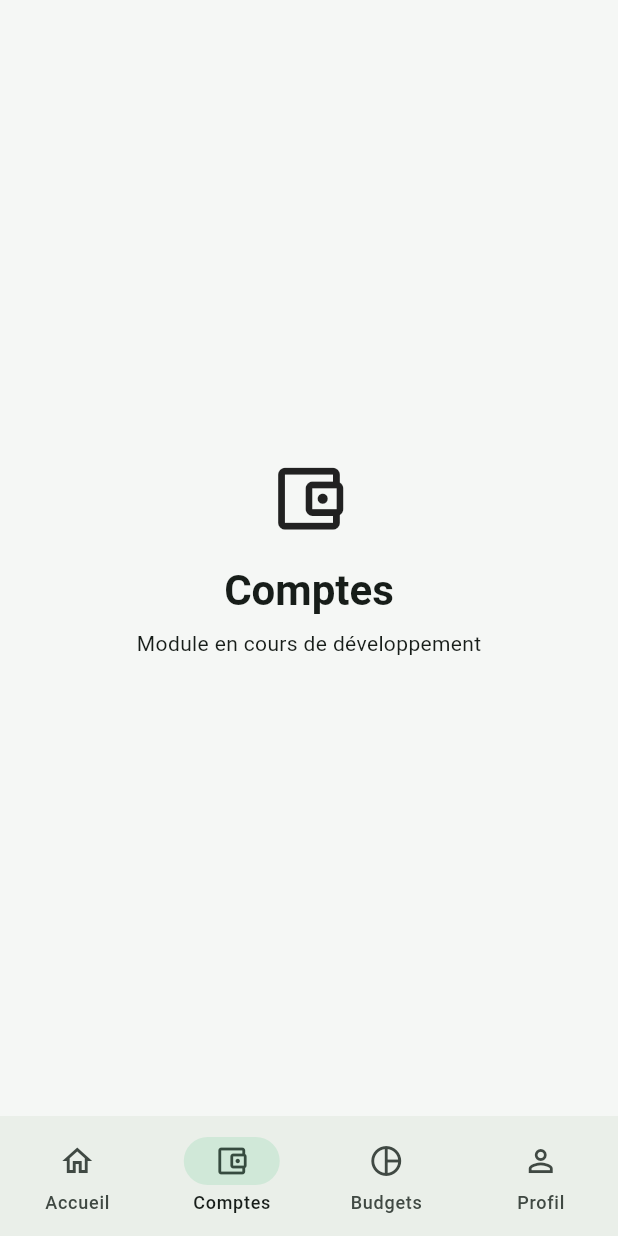
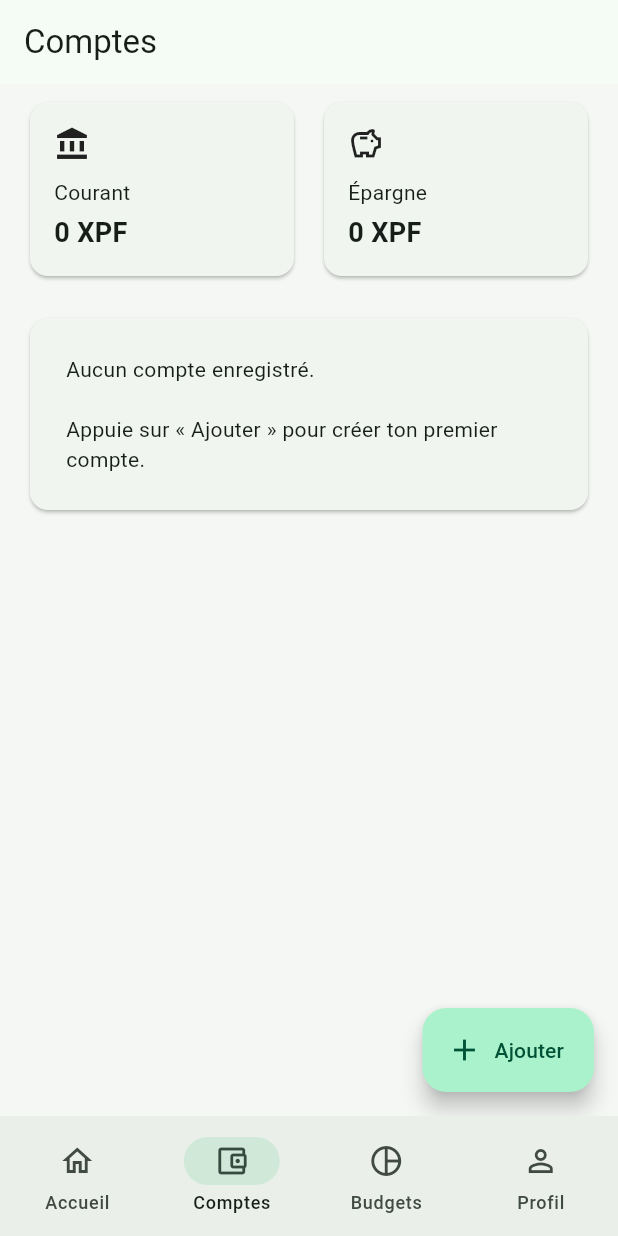
Before and after one commit to christophanbrumoere-sketch/gestionnaire-budget, a Flutter app: the screen it shows after launch, item 2 of the bottom bar chosen, on a phone screen of 412 x 824 dp. Run offline on Flutter 3.47's test engine with Material 3 defaults, Android fonts, the phone set to English and light mode, and no system bars; our stand-ins replace sqflite; accounts and stored records are empty.

Commit message:
V0.2 - Gestion des comptes et stockage SQLite

```diff
--- /dev/null
+++ b/lib/database/app_database.dart
@@ -0,0 +1,75 @@
+import 'package:path/path.dart';
+import 'package:sqflite/sqflite.dart';
+
+import '../models/compte.dart';
+
+class AppDatabase {
+  AppDatabase._();
+
+  static final AppDatabase instance = AppDatabase._();
+
+  static Database? _database;
+
+  Future<Database> get database async {
+    if (_database != null) {
+      return _database!;
+    }
+
+    _database = await _ouvrirDatabase();
+    return _database!;
+  }
+
+  Future<Database> _ouvrirDatabase() async {
+    final databasePath = await getDatabasesPath();
+    final path = join(databasePath, 'gestionnaire_budget.db');
+
+    return openDatabase(
+      path,
+      version: 1,
+      onCreate: (db, version) async {
+        await db.execute('''
+          CREATE TABLE comptes (
+            id INTEGER PRIMARY KEY AUTOINCREMENT,
+            nom TEXT NOT NULL,
+            type TEXT NOT NULL,
+            solde INTEGER NOT NULL
+          )
+        ''');
+      },
+    );
+  }
+
+  Future<int> ajouterCompte(Compte compte) async {
+    final db = await database;
+
+    final data = compte.toMap();
+    data.remove('id');
+
+    return db.insert('comptes', data);
+  }
+
+  Future<List<Compte>> obtenirComptes() async {
+    final db = await database;
+
+    final result = await db.query('comptes', orderBy: 'id DESC');
+
+    return result.map(Compte.fromMap).toList();
+  }
+
+  Future<int> modifierCompte(Compte compte) async {
+    final db = await database;
+
+    return db.update(
+      'comptes',
+      compte.toMap(),
+      where: 'id = ?',
+      whereArgs: [compte.id],
+    );
+  }
+
+  Future<int> supprimerCompte(int id) async {
+    final db = await database;
+
+    return db.delete('comptes', where: 'id = ?', whereArgs: [id]);
+  }
+}
--- a/lib/main.dart
+++ b/lib/main.dart
@@ -1,4 +1,5 @@
 import 'package:flutter/material.dart';
+import 'screens/comptes_page.dart';
 
 void main() {
   runApp(const GestionnaireBudgetApp());
@@ -34,7 +35,7 @@ class _MainPageState extends State<MainPage> {
 
   final List<Widget> _pages = const [
     AccueilPage(),
-    PageVide(titre: 'Comptes', icone: Icons.account_balance_wallet_outlined),
+    ComptesPage(),
     PageVide(titre: 'Budgets', icone: Icons.pie_chart_outline),
     PageVide(titre: 'Profil', icone: Icons.person_outline),
   ];
--- /dev/null
+++ b/lib/models/compte.dart
@@ -0,0 +1,28 @@
+enum TypeCompte { courant, epargne }
+
+class Compte {
+  final int? id;
+  final String nom;
+  final TypeCompte type;
+  final int solde;
+
+  const Compte({
+    this.id,
+    required this.nom,
+    required this.type,
+    required this.solde,
+  });
+
+  Map<String, Object?> toMap() {
+    return {'id': id, 'nom': nom, 'type': type.name, 'solde': solde};
+  }
+
+  factory Compte.fromMap(Map<String, Object?> map) {
+    return Compte(
+      id: map['id'] as int,
+      nom: map['nom'] as String,
+      type: TypeCompte.values.byName(map['type'] as String),
+      solde: map['solde'] as int,
+    );
+  }
+}
--- /dev/null
+++ b/lib/screens/comptes_page.dart
@@ -0,0 +1,317 @@
+import 'package:flutter/material.dart';
+
+import '../database/app_database.dart';
+import '../models/compte.dart';
+
+class ComptesPage extends StatefulWidget {
+  final VoidCallback? onChanged;
+
+  const ComptesPage({super.key, this.onChanged});
+
+  @override
+  State<ComptesPage> createState() => _ComptesPageState();
+}
+
+class _ComptesPageState extends State<ComptesPage> {
+  List<Compte> comptes = [];
+  bool chargement = true;
+
+  @override
+  void initState() {
+    super.initState();
+    chargerComptes();
+  }
+
+  Future<void> chargerComptes() async {
+    final resultat = await AppDatabase.instance.obtenirComptes();
+
+    if (!mounted) return;
+
+    setState(() {
+      comptes = resultat;
+      chargement = false;
+    });
+  }
+
+  String formatXpf(int montant) {
+    final texte = montant.abs().toString();
+    final buffer = StringBuffer();
+
+    for (int i = 0; i < texte.length; i++) {
+      if (i > 0 && (texte.length - i) % 3 == 0) {
+        buffer.write(' ');
+      }
+      buffer.write(texte[i]);
+    }
+
+    return '${montant < 0 ? '-' : ''}${buffer.toString()} XPF';
+  }
+
+  Future<void> ouvrirFormulaire({Compte? compte}) async {
+    final nomController = TextEditingController(text: compte?.nom ?? '');
+
+    final soldeController = TextEditingController(
+      text: compte?.solde.toString() ?? '',
+    );
+
+    TypeCompte type = compte?.type ?? TypeCompte.courant;
+
+    final resultat = await showDialog<bool>(
+      context: context,
+      builder: (dialogContext) {
+        return StatefulBuilder(
+          builder: (context, setDialogState) {
+            return AlertDialog(
+              title: Text(
+                compte == null ? 'Ajouter un compte' : 'Modifier le compte',
+              ),
+              content: SingleChildScrollView(
+                child: Column(
+                  mainAxisSize: MainAxisSize.min,
+                  children: [
+                    TextField(
+                      controller: nomController,
+                      decoration: const InputDecoration(
+                        labelText: 'Nom du compte',
+                        hintText: 'Ex. SGCB',
+                      ),
+                    ),
+                    const SizedBox(height: 16),
+                    DropdownButtonFormField<TypeCompte>(
+                      initialValue: type,
+                      decoration: const InputDecoration(
+                        labelText: 'Type de compte',
+                      ),
+                      items: const [
+                        DropdownMenuItem(
+                          value: TypeCompte.courant,
+                          child: Text('Compte courant'),
+                        ),
+                        DropdownMenuItem(
+                          value: TypeCompte.epargne,
+                          child: Text('Épargne'),
+                        ),
+                      ],
+                      onChanged: (value) {
+                        if (value != null) {
+                          setDialogState(() {
+                            type = value;
+                          });
+                        }
+                      },
+                    ),
+                    const SizedBox(height: 16),
+                    TextField(
+                      controller: soldeController,
+                      keyboardType: const TextInputType.numberWithOptions(
+                        signed: true,
+                      ),
+                      decoration: const InputDecoration(
+                        labelText: 'Solde actuel',
+                        suffixText: 'XPF',
+                      ),
+                    ),
+                  ],
+                ),
+              ),
+              actions: [
+                TextButton(
+                  onPressed: () {
+                    Navigator.pop(dialogContext, false);
+                  },
+                  child: const Text('Annuler'),
+                ),
+                FilledButton(
+                  onPressed: () async {
+                    final nom = nomController.text.trim();
+                    final solde = int.tryParse(
+                      soldeController.text
+                          .replaceAll(' ', '')
+                          .replaceAll(',', ''),
+                    );
+
+                    if (nom.isEmpty || solde == null) {
+                      return;
+                    }
+
+                    final nouveauCompte = Compte(
+                      id: compte?.id,
+                      nom: nom,
+                      type: type,
+                      solde: solde,
+                    );
+
+                    if (compte == null) {
+                      await AppDatabase.instance.ajouterCompte(nouveauCompte);
+                    } else {
+                      await AppDatabase.instance.modifierCompte(nouveauCompte);
+                    }
+
+                    if (dialogContext.mounted) {
+                      Navigator.pop(dialogContext, true);
+                    }
+                  },
+                  child: const Text('Enregistrer'),
+                ),
+              ],
+            );
+          },
+        );
+      },
+    );
+
+    if (resultat == true) {
+      await chargerComptes();
+      widget.onChanged?.call();
+    }
+  }
+
+  Future<void> supprimer(Compte compte) async {
+    final confirmation = await showDialog<bool>(
+      context: context,
+      builder: (context) {
+        return AlertDialog(
+          title: const Text('Supprimer le compte ?'),
+          content: Text('Le compte "${compte.nom}" sera supprimé.'),
+          actions: [
+            TextButton(
+              onPressed: () => Navigator.pop(context, false),
+              child: const Text('Annuler'),
+            ),
+            FilledButton(
+              onPressed: () => Navigator.pop(context, true),
+              child: const Text('Supprimer'),
+            ),
+          ],
+        );
+      },
+    );
+
+    if (confirmation == true && compte.id != null) {
+      await AppDatabase.instance.supprimerCompte(compte.id!);
+      await chargerComptes();
+      widget.onChanged?.call();
+    }
+  }
+
+  @override
+  Widget build(BuildContext context) {
+    final totalCourant = comptes
+        .where((c) => c.type == TypeCompte.courant)
+        .fold<int>(0, (total, c) => total + c.solde);
+
+    final totalEpargne = comptes
+        .where((c) => c.type == TypeCompte.epargne)
+        .fold<int>(0, (total, c) => total + c.solde);
+
+    return SafeArea(
+      child: Scaffold(
+        appBar: AppBar(title: const Text('Comptes')),
+        floatingActionButton: FloatingActionButton.extended(
+          onPressed: () => ouvrirFormulaire(),
+          icon: const Icon(Icons.add),
+          label: const Text('Ajouter'),
+        ),
+        body: chargement
+            ? const Center(child: CircularProgressIndicator())
+            : ListView(
+                padding: const EdgeInsets.fromLTRB(16, 8, 16, 100),
+                children: [
+                  Row(
+                    children: [
+                      Expanded(
+                        child: _TotalCard(
+                          titre: 'Courant',
+                          montant: formatXpf(totalCourant),
+                          icone: Icons.account_balance,
+                        ),
+                      ),
+                      const SizedBox(width: 12),
+                      Expanded(
+                        child: _TotalCard(
+                          titre: 'Épargne',
+                          montant: formatXpf(totalEpargne),
+                          icone: Icons.savings_outlined,
+                        ),
+                      ),
+                    ],
+                  ),
+                  const SizedBox(height: 20),
+                  if (comptes.isEmpty)
+                    const Card(
+                      child: Padding(
+                        padding: EdgeInsets.all(24),
+                        child: Text(
+                          'Aucun compte enregistré.\n\n'
+                          'Appuie sur « Ajouter » pour créer ton premier compte.',
+                        ),
+                      ),
+                    ),
+                  ...comptes.map(
+                    (compte) => Card(
+                      child: ListTile(
+                        leading: CircleAvatar(
+                          child: Icon(
+                            compte.type == TypeCompte.courant
+                                ? Icons.account_balance
+                                : Icons.savings_outlined,
+                          ),
+                        ),
+                        title: Text(
+                          compte.nom,
+                          style: const TextStyle(fontWeight: FontWeight.bold),
+                        ),
+                        subtitle: Text(
+                          compte.type == TypeCompte.courant
+                              ? 'Compte courant'
+                              : 'Épargne',
+                        ),
+                        trailing: Text(
+                          formatXpf(compte.solde),
+                          style: const TextStyle(fontWeight: FontWeight.bold),
+                        ),
+                        onTap: () => ouvrirFormulaire(compte: compte),
+                        onLongPress: () => supprimer(compte),
+                      ),
+                    ),
+                  ),
+                ],
+              ),
+      ),
+    );
+  }
+}
+
+class _TotalCard extends StatelessWidget {
+  final String titre;
+  final String montant;
+  final IconData icone;
+
+  const _TotalCard({
+    required this.titre,
+    required this.montant,
+    required this.icone,
+  });
+
+  @override
+  Widget build(BuildContext context) {
+    return Card(
+      child: Padding(
+        padding: const EdgeInsets.all(16),
+        child: Column(
+          crossAxisAlignment: CrossAxisAlignment.start,
+          children: [
+            Icon(icone),
+            const SizedBox(height: 10),
+            Text(titre),
+            const SizedBox(height: 4),
+            Text(
+              montant,
+              style: const TextStyle(fontSize: 18, fontWeight: FontWeight.bold),
+            ),
+          ],
+        ),
+      ),
+    );
+  }
+}
--- a/pubspec.yaml
+++ b/pubspec.yaml
@@ -34,6 +34,8 @@ dependencies:
   # The following adds the Cupertino Icons font to your application.
   # Use with the CupertinoIcons class for iOS style icons.
   cupertino_icons: ^1.0.8
+  sqflite: ^2.4.3
+  path: ^1.9.1
 
 dev_dependencies:
   flutter_test:
```
Also changed, not shown: pubspec.lock, 2 other files.
